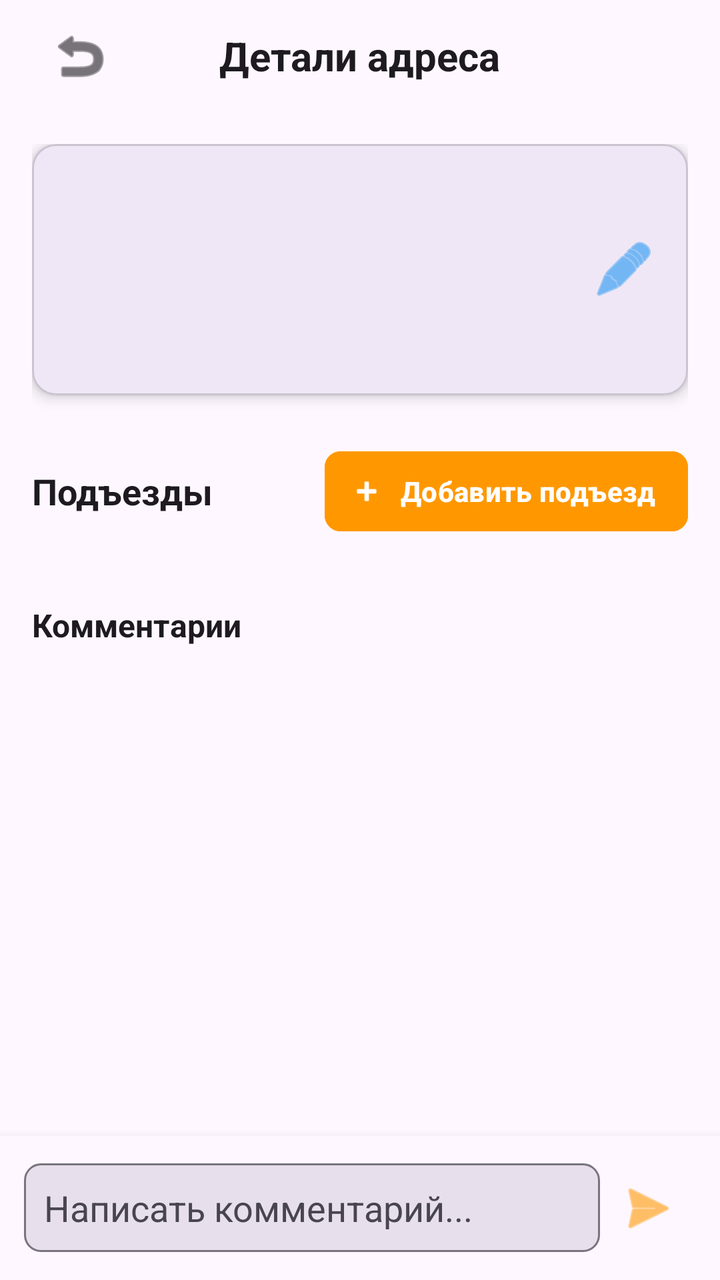
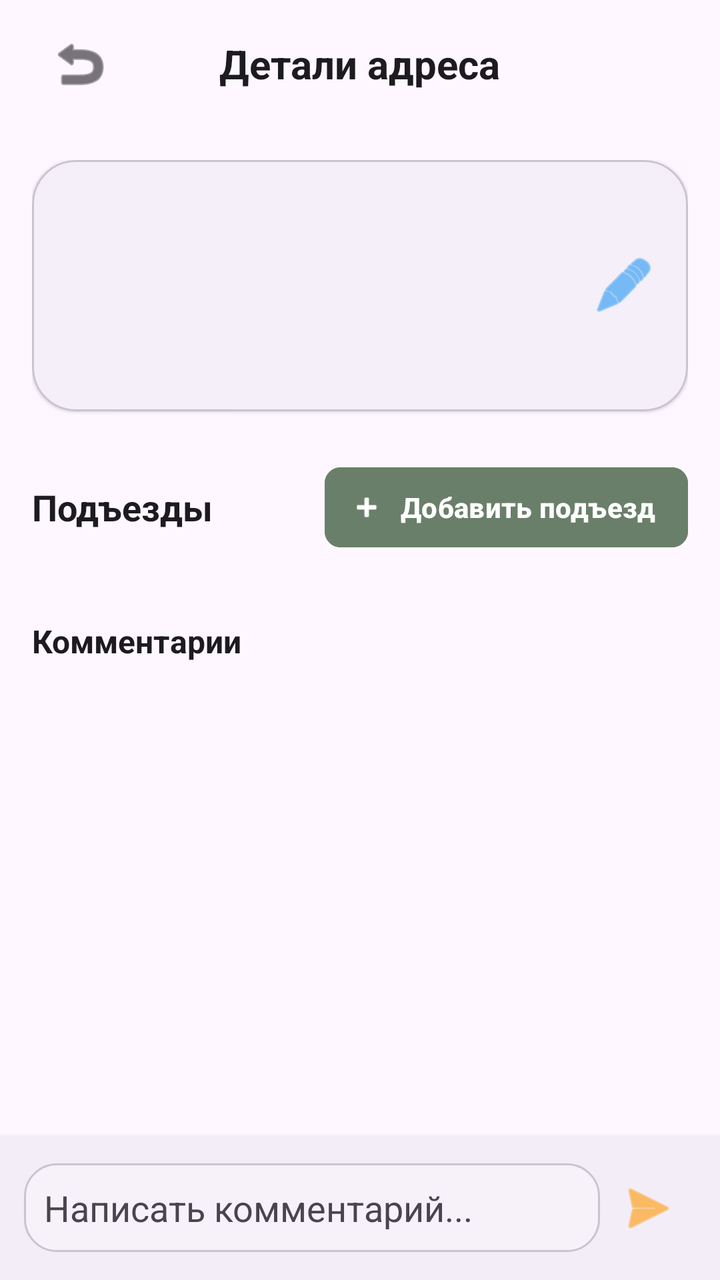

The first picture is an Android layout as it rendered before a commit; the second is the same layout after the commit. The layout source and the unified diff follow.
<!-- AndroidManifest.xml: application theme Theme.BaseHome -->
<!-- res/layout/activity_address_detail.xml -->
<?xml version="1.0" encoding="utf-8"?>
<LinearLayout xmlns:android="http://schemas.android.com/apk/res/android"
    xmlns:app="http://schemas.android.com/apk/res-auto"
    android:layout_width="match_parent"
    android:layout_height="match_parent"
    android:orientation="vertical"
    android:background="?android:attr/windowBackground"
    android:fitsSystemWindows="true">

    
    <RelativeLayout
        android:layout_width="match_parent"
        android:layout_height="56dp"
        android:paddingHorizontal="16dp">

        <ImageButton
            android:id="@+id/btnBackAddressDetail"
            android:layout_width="48dp"
            android:layout_height="48dp"
            android:layout_centerVertical="true"
            android:background="?android:attr/selectableItemBackgroundBorderless"
            android:src="@android:drawable/ic_menu_revert"
            app:tint="?android:attr/textColorPrimary" />

        <TextView
            android:layout_width="wrap_content"
            android:layout_height="wrap_content"
            android:layout_centerInParent="true"
            android:text="Детали адреса"
            android:textSize="20sp"
            android:textStyle="bold"
            android:textColor="?android:attr/textColorPrimary" />
    </RelativeLayout>

    <androidx.core.widget.NestedScrollView
        android:layout_width="match_parent"
        android:layout_height="0dp"
        android:layout_weight="1"
        android:fillViewport="true">

        <LinearLayout
            android:layout_width="match_parent"
            android:layout_height="wrap_content"
            android:orientation="vertical"
            android:padding="16dp">

            
            <com.google.android.material.card.MaterialCardView
                android:layout_width="match_parent"
                android:layout_height="wrap_content"
                app:cardCornerRadius="12dp"
                app:cardElevation="4dp"
                app:strokeWidth="1dp"
                app:strokeColor="?attr/colorOutlineVariant"
                android:layout_marginBottom="8dp">

                <RelativeLayout
                    android:layout_width="match_parent"
                    android:layout_height="wrap_content"
                    android:padding="16dp"
                    android:background="?attr/selectableItemBackground">

                    <LinearLayout
                        android:layout_width="match_parent"
                        android:layout_height="wrap_content"
                        android:orientation="vertical"
                        android:layout_toStartOf="@+id/btnContainer">

                        <TextView
                            android:id="@+id/tvCityDetail"
                            android:layout_width="match_parent"
                            android:layout_height="wrap_content"
                            android:textSize="12sp"
                            android:textColor="?android:attr/textColorSecondary"
                            android:textStyle="normal"
                            android:layout_marginBottom="2dp" />

                        <TextView
                            android:id="@+id/tvStreet"
                            android:layout_width="match_parent"
                            android:layout_height="wrap_content"
                            android:textSize="22sp"
                            android:textStyle="bold"
                            android:textColor="?android:attr/textColorPrimary" />

                        <TextView
                            android:id="@+id/tvHouse"
                            android:layout_width="match_parent"
                            android:layout_height="wrap_content"
                            android:textSize="18sp"
                            android:textColor="?android:attr/textColorSecondary"
                            android:layout_marginTop="2dp" />

                        <TextView
                            android:id="@+id/tvAddedBy"
                            android:layout_width="match_parent"
                            android:layout_height="wrap_content"
                            android:textSize="10sp"
                            android:textColor="?android:attr/textColorSecondary"
                            android:layout_marginTop="6dp" />
                    </LinearLayout>

                    <LinearLayout
                        android:id="@+id/btnContainer"
                        android:layout_width="wrap_content"
                        android:layout_height="wrap_content"
                        android:layout_alignParentEnd="true"
                        android:layout_centerVertical="true"
                        android:orientation="horizontal">

                        <ImageButton
                            android:id="@+id/btnEditAddress"
                            android:layout_width="32dp"
                            android:layout_height="32dp"
                            android:background="?android:attr/selectableItemBackgroundBorderless"
                            android:src="@android:drawable/ic_menu_edit"
                            app:tint="#2196F3" />

                        <ImageButton
                            android:id="@+id/btnDeleteAddress"
                            android:layout_width="32dp"
                            android:layout_height="32dp"
                            android:layout_marginStart="8dp"
                            android:background="?android:attr/selectableItemBackgroundBorderless"
                            android:src="@android:drawable/ic_menu_delete"
                            app:tint="#D32F2F"
                            android:visibility="gone" />
                    </LinearLayout>

                </RelativeLayout>
            </com.google.android.material.card.MaterialCardView>

            
            <LinearLayout
                android:layout_width="match_parent"
                android:layout_height="wrap_content"
                android:orientation="horizontal"
                android:gravity="center_vertical"
                android:layout_marginTop="16dp"
                android:layout_marginBottom="12dp">

                <TextView
                    android:layout_width="0dp"
                    android:layout_height="wrap_content"
                    android:layout_weight="1"
                    android:text="Подъезды"
                    android:textSize="18sp"
                    android:textStyle="bold"
                    android:textColor="?android:attr/textColorPrimary" />

                <com.google.android.material.button.MaterialButton
                    android:id="@+id/btnAddEntrance"
                    android:layout_width="wrap_content"
                    android:layout_height="wrap_content"
                    android:text="Добавить подъезд"
                    android:textAllCaps="false"
                    android:textStyle="bold"
                    app:icon="@android:drawable/ic_input_add"
                    android:backgroundTint="@color/brand_accent"
                    android:textColor="@color/white"
                    app:cornerRadius="8dp"
                    android:paddingStart="12dp"
                    android:paddingEnd="16dp"
                    app:elevation="6dp" />
            </LinearLayout>

            <androidx.recyclerview.widget.RecyclerView
                android:id="@+id/rvEntrances"
                android:layout_width="match_parent"
                android:layout_height="wrap_content"
                android:nestedScrollingEnabled="false" />

            
            <TextView
                android:layout_width="match_parent"
                android:layout_height="wrap_content"
                android:text="Комментарии"
                android:textSize="16sp"
                android:textStyle="bold"
                android:textColor="?android:attr/textColorPrimary"
                android:layout_marginTop="20dp"
                android:layout_marginBottom="4dp" />

            <androidx.recyclerview.widget.RecyclerView
                android:id="@+id/rvComments"
                android:layout_width="match_parent"
                android:layout_height="wrap_content"
                android:nestedScrollingEnabled="false" />

        </LinearLayout>
    </androidx.core.widget.NestedScrollView>

    
    <LinearLayout
        android:layout_width="match_parent"
        android:layout_height="wrap_content"
        android:orientation="vertical"
        android:padding="12dp"
        android:background="?attr/colorSurface"
        android:elevation="8dp">

        <TextView
            android:id="@+id/tvReplyTo"
            android:layout_width="match_parent"
            android:layout_height="wrap_content"
            android:textSize="12sp"
            android:textColor="#2196F3"
            android:layout_marginBottom="4dp"
            android:visibility="gone" />

        <LinearLayout
            android:layout_width="match_parent"
            android:layout_height="wrap_content"
            android:orientation="horizontal"
            android:gravity="center_vertical">

            <EditText
                android:id="@+id/etNewComment"
                android:layout_width="0dp"
                android:layout_height="wrap_content"
                android:layout_weight="1"
                android:hint="Написать комментарий..."
                android:padding="10dp"
                android:textColor="?android:attr/textColorPrimary"
                android:textColorHint="?android:attr/textColorSecondary"
                android:background="@drawable/bg_input_field"
                android:maxLines="3"
                android:inputType="textMultiLine" />

            <ImageButton
                android:id="@+id/btnAddComment"
                android:layout_width="48dp"
                android:layout_height="48dp"
                android:src="@android:drawable/ic_menu_send"
                android:background="?android:attr/selectableItemBackgroundBorderless"
                app:tint="#FF9800" />
        </LinearLayout>
    </LinearLayout>

</LinearLayout>
<!-- resources referenced by this layout -->
<resources>
  <color name="brand_accent">#FF9800</color>
  <color name="white">#FFFFFFFF</color>
  <!-- drawable bg_input_field (drawable) -->
  <?xml version="1.0" encoding="utf-8"?>
  <shape xmlns:android="http://schemas.android.com/apk/res/android">
      <solid android:color="?attr/colorSurfaceVariant" />
      <corners android:radius="8dp" />
      <stroke
          android:width="1dp"
          android:color="?attr/colorOutline" />
  </shape>
  <style name="Theme.BaseHome" parent="Base.Theme.BaseHome" />
  <style name="Base.Theme.BaseHome" parent="Theme.Material3.DayNight.NoActionBar">
          
          
      </style>
</resources>

<!-- the commit's change to res/layout/activity_address_detail.xml (unified diff, before → after) -->
@@ -10,7 +10,7 @@
     
     <RelativeLayout
         android:layout_width="match_parent"
-        android:layout_height="56dp"
+        android:layout_height="64dp"
         android:paddingHorizontal="16dp">
 
         <ImageButton
@@ -48,8 +48,8 @@
             <com.google.android.material.card.MaterialCardView
                 android:layout_width="match_parent"
                 android:layout_height="wrap_content"
-                app:cardCornerRadius="12dp"
-                app:cardElevation="4dp"
+                app:cardCornerRadius="22dp"
+                app:cardElevation="1dp"
                 app:strokeWidth="1dp"
                 app:strokeColor="?attr/colorOutlineVariant"
                 android:layout_marginBottom="8dp">
@@ -196,8 +196,8 @@
         android:layout_height="wrap_content"
         android:orientation="vertical"
         android:padding="12dp"
-        android:background="?attr/colorSurface"
-        android:elevation="8dp">
+        android:background="?attr/colorSurfaceContainer"
+        android:elevation="3dp">
 
         <TextView
             android:id="@+id/tvReplyTo"
<!-- resource entries referenced after the edit -->
@@ -1,20 +1,31 @@
 <!-- resources referenced by this layout -->
 <resources>
-  <color name="brand_accent">#FF9800</color>
+  <color name="brand_accent">#6A7F6A</color>
   <color name="white">#FFFFFFFF</color>
   <!-- drawable bg_input_field (drawable) -->
   <?xml version="1.0" encoding="utf-8"?>
   <shape xmlns:android="http://schemas.android.com/apk/res/android">
-      <solid android:color="?attr/colorSurfaceVariant" />
-      <corners android:radius="8dp" />
+      <solid android:color="?attr/colorSurfaceContainerLow" />
+      <corners android:radius="16dp" />
       <stroke
           android:width="1dp"
-          android:color="?attr/colorOutline" />
+          android:color="?attr/colorOutlineVariant" />
   </shape>
   <style name="Theme.BaseHome" parent="Base.Theme.BaseHome" />
   <style name="Base.Theme.BaseHome" parent="Theme.Material3.DayNight.NoActionBar">
-          
-          
+          <item name="colorPrimary">@color/brand_primary</item>
+          <item name="colorSecondary">@color/brand_accent</item>
+          <item name="colorSurface">?android:attr/colorBackground</item>
+          <item name="colorOutline">?android:attr/textColorHint</item>
+          <item name="shapeAppearanceSmallComponent">@style/ShapeAppearance.BaseHome.Small</item>
+          <item name="shapeAppearanceMediumComponent">@style/ShapeAppearance.BaseHome.Medium</item>
+      </style>
+  <color name="brand_primary">#496783</color>
+  <style name="ShapeAppearance.BaseHome.Small" parent="ShapeAppearance.Material3.Corner.Small">
+          <item name="cornerSize">12dp</item>
+      </style>
+  <style name="ShapeAppearance.BaseHome.Medium" parent="ShapeAppearance.Material3.Corner.Medium">
+          <item name="cornerSize">20dp</item>
       </style>
 </resources>
 
